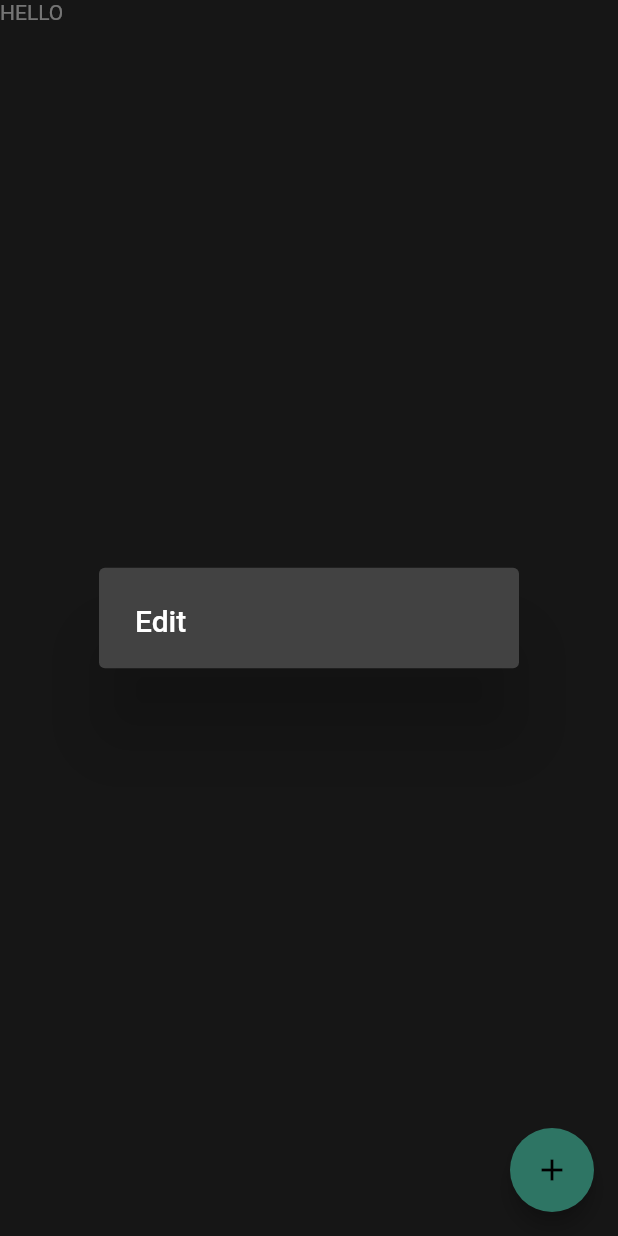
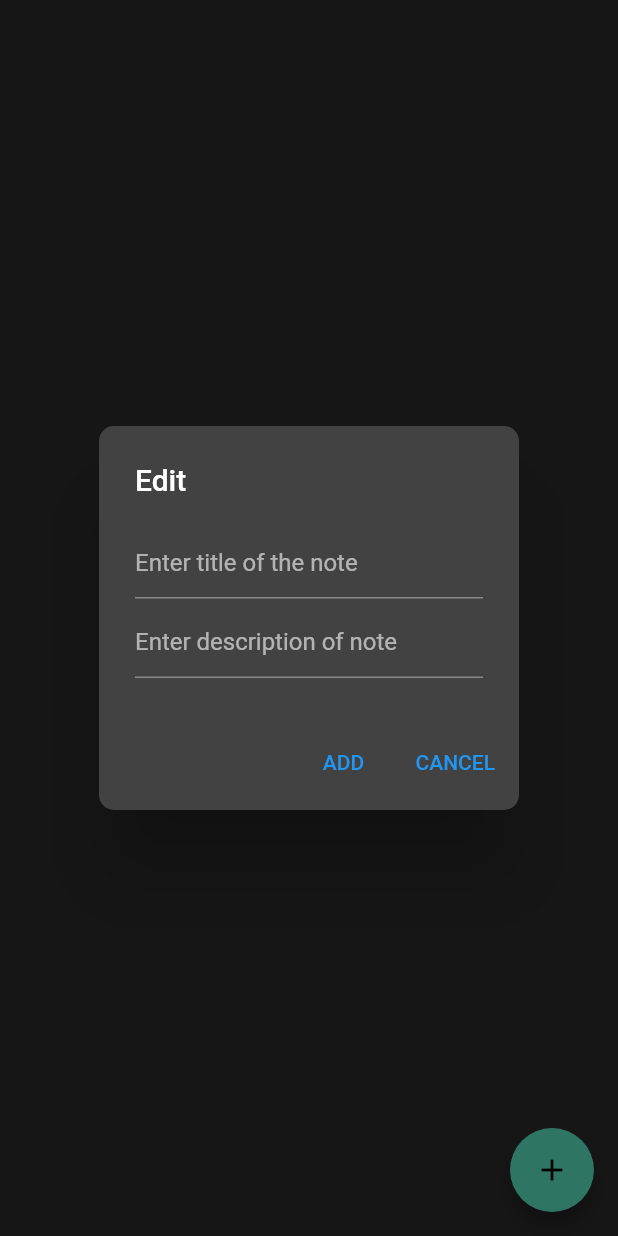
Before and after one commit to Shash0501/Note_App_latest, a Flutter app: the screen it shows after launch, after a tap on the "add" icon, on a phone screen of 412 x 824 dp. Run offline on Flutter 3.47's test engine with Material 2 defaults, Android fonts, the light colour scheme and no system bars; our stand-ins replace hive, hive_flutter; accounts and stored records are empty.

Commit message:
Implementated Hive for the notes class and created a basics tile diplay of notes

```diff
--- a/lib/main.dart
+++ b/lib/main.dart
@@ -1,61 +1,23 @@
 import 'package:flutter/material.dart';
 //import hive
 import 'package:hive/hive.dart';
+import 'package:hive_flutter/hive_flutter.dart';
+
+import 'package:note_app_latest/models/note.dart';
 //import path_provider as path_provider
 import 'package:path_provider/path_provider.dart' as path_provider;
-import 'package:note_app_latest/widgets/Add_dialog_box.dart';
 import 'package:note_app_latest/screens/Homepage.dart';
 
 void main() async {
   WidgetsFlutterBinding.ensureInitialized();
+
   final appDocumentDirectory =
       await path_provider.getApplicationDocumentsDirectory();
-  Hive.init(appDocumentDirectory.path);
+  await Hive.initFlutter();
+  Hive.registerAdapter(notesAdapter());
+  await Hive.openBox("notes");
   runApp(MaterialApp(
-    title: 'Flutter Material',
-    home: FutureBuilder(
-      future: Hive.openBox("notes"),
-      builder: (BuildContext context, AsyncSnapshot snapshot) {
-        if (snapshot.connectionState == ConnectionState.done) {
-          if (snapshot.hasError)
-            return Text("Error: +${snapshot.error}");
-          else
-            return MyHomePage();
-        } else
-          return CircularProgressIndicator();
-      },
-    ),
+    home: MyHomePage(),
     theme: ThemeData(brightness: Brightness.dark),
   ));
 }
-
-// class MyHomePage extends StatefulWidget {
-//   @override
-//   _MyHomePageState createState() => _MyHomePageState();
-// }
-
-// class _MyHomePageState extends State<MyHomePage> {
-//   @override
-//   void dispose() {
-//     // TODO: implement dispose
-//     Hive.box("notes").close();
-//     super.dispose();
-//   }
-
-//   @override
-//   Widget build(BuildContext context) {
-//     return Scaffold(
-//       body: Text("HELLO"),
-//       floatingActionButton: FloatingActionButton(
-//           child: Icon(Icons.add),
-//           onPressed: () async {
-//             print("hello friends");
-//             return showDialog(
-//                 context: context,
-//                 builder: (context) {
-//                   return Dialog_box();
-//                 });
-//           }),
-//     );
-//   }
-// }
--- /dev/null
+++ b/lib/models/note.dart
@@ -0,0 +1,20 @@
+import 'package:hive/hive.dart';
+
+part 'note.g.dart';
+
+var date = new DateTime.now().toString();
+
+var dateParse = DateTime.parse(date);
+
+var formattedDate = "${dateParse.day}-${dateParse.month}-${dateParse.year}";
+
+@HiveType(typeId: 0)
+class notes {
+  @HiveField(0)
+  late String title;
+  @HiveField(1)
+  late String description;
+  @HiveField(2)
+  late String date = formattedDate;
+  notes({required this.title, required this.description});
+}
--- a/lib/screens/Homepage.dart
+++ b/lib/screens/Homepage.dart
@@ -1,6 +1,8 @@
 import 'package:flutter/material.dart';
 //import hive
 import 'package:hive/hive.dart';
+import 'package:note_app_latest/models/note.dart';
+import 'package:note_app_latest/widgets/list_card_note.dart';
 //import path_provider as path_provider
 import 'package:path_provider/path_provider.dart' as path_provider;
 import 'package:note_app_latest/widgets/Add_dialog_box.dart';
@@ -19,10 +21,19 @@ class _MyHomePageState extends State<MyHomePage> {
     super.dispose();
   }
 
+  final notesbox = Hive.box("notes");
   @override
   Widget build(BuildContext context) {
     return Scaffold(
-      body: Text("HELLO"),
+      body: SafeArea(
+        child: ListView.builder(
+            itemCount: notesbox.length,
+            itemBuilder: (BuildContext context, int index) {
+              final note_frombox = notesbox.getAt(index) as notes;
+              return note_tile(note1: note_frombox);
+              //return Text("loading");
+            }),
+      ),
       floatingActionButton: FloatingActionButton(
           child: Icon(Icons.add),
           onPressed: () async {
--- a/lib/widgets/Add_dialog_box.dart
+++ b/lib/widgets/Add_dialog_box.dart
@@ -1,4 +1,7 @@
 import 'package:flutter/material.dart';
+import 'package:hive/hive.dart';
+import 'package:note_app_latest/models/note.dart';
+import 'package:note_app_latest/screens/Homepage.dart';
 
 class Dialog_box extends StatefulWidget {
   Dialog_box({Key? key}) : super(key: key);
@@ -8,13 +11,71 @@ class Dialog_box extends StatefulWidget {
 }
 
 class _Dialog_boxState extends State<Dialog_box> {
+  GlobalKey<FormState> _formkey = GlobalKey<FormState>();
+  final notesbox = Hive.box("notes");
+  notes note1 =
+      notes(title: "Sample Note", description: "This is a sample note");
   @override
   Widget build(BuildContext context) {
+    final TextEditingController Note_title = TextEditingController();
+    final TextEditingController Note_description = TextEditingController();
+
     return Container(
-      child: AlertDialog(
-        title: Text("Edit"),
-        //  content: Form(child: Bu,),
+        child: AlertDialog(
+      shape: RoundedRectangleBorder(
+        borderRadius: BorderRadius.all(Radius.circular(10.0)),
       ),
-    );
+      title: Text("Edit"),
+      content: Form(
+        child: Column(
+          mainAxisSize: MainAxisSize.min,
+          children: [
+            TextFormField(
+              controller: Note_title,
+              validator: (value) {
+                return value!.isNotEmpty ? null : "INVALID FIELD";
+              },
+              decoration: InputDecoration(hintText: "Enter title of the note"),
+            ),
+            SizedBox(
+              height: 5.0,
+            ),
+            TextFormField(
+              controller: Note_description,
+              validator: (value) {
+                return value!.isNotEmpty ? null : "INVALID FIELD";
+              },
+              decoration:
+                  InputDecoration(hintText: "Enter description of note"),
+            ),
+          ],
+        ),
+      ),
+      actions: <Widget>[
+        TextButton(
+            onPressed: () => {
+                  setState(() {
+                    if (true) {
+                      notes n1 = notes(
+                          title: Note_title.text,
+                          description: Note_description.text);
+                      notesbox.add(n1);
+                      //Navigator.pop(context);
+                      Navigator.pushReplacement(
+                          context,
+                          MaterialPageRoute(
+                              builder: (BuildContext context) =>
+                                  const MyHomePage()));
+                    }
+                  })
+                },
+            child: Text("ADD")),
+        TextButton(
+            onPressed: (() {
+              Navigator.pop(context);
+            }),
+            child: Text("CANCEL"))
+      ],
+    ));
   }
 }
--- /dev/null
+++ b/lib/widgets/list_card_note.dart
@@ -0,0 +1,43 @@
+import 'package:flutter/material.dart';
+import 'package:hive/hive.dart';
+import 'package:note_app_latest/models/note.dart';
+
+class note_tile extends StatefulWidget {
+  late notes note1;
+  note_tile({required this.note1});
+
+  @override
+  _note_tileState createState() => _note_tileState(note1: note1);
+}
+
+class _note_tileState extends State<note_tile> {
+  late notes note1;
+  _note_tileState({required this.note1});
+
+  @override
+  Widget build(BuildContext context) {
+    return Padding(
+      padding: const EdgeInsets.all(8.0),
+      child: Container(
+        decoration: BoxDecoration(
+          gradient: LinearGradient(
+            colors: [Colors.purple, Colors.red],
+            begin: Alignment.centerLeft,
+            end: Alignment.centerRight,
+          ),
+          borderRadius: BorderRadius.all(Radius.circular(12)),
+        ),
+        child: Padding(
+          padding: const EdgeInsets.all(8.0),
+          child: Column(
+            children: <Widget>[
+              Text("${note1.title}"),
+              Text("${note1.description}"),
+              Text("${note1.date}"),
+            ],
+          ),
+        ),
+      ),
+    );
+  }
+}
```
Also changed, not shown: lib/models/note.g.dart (added).
